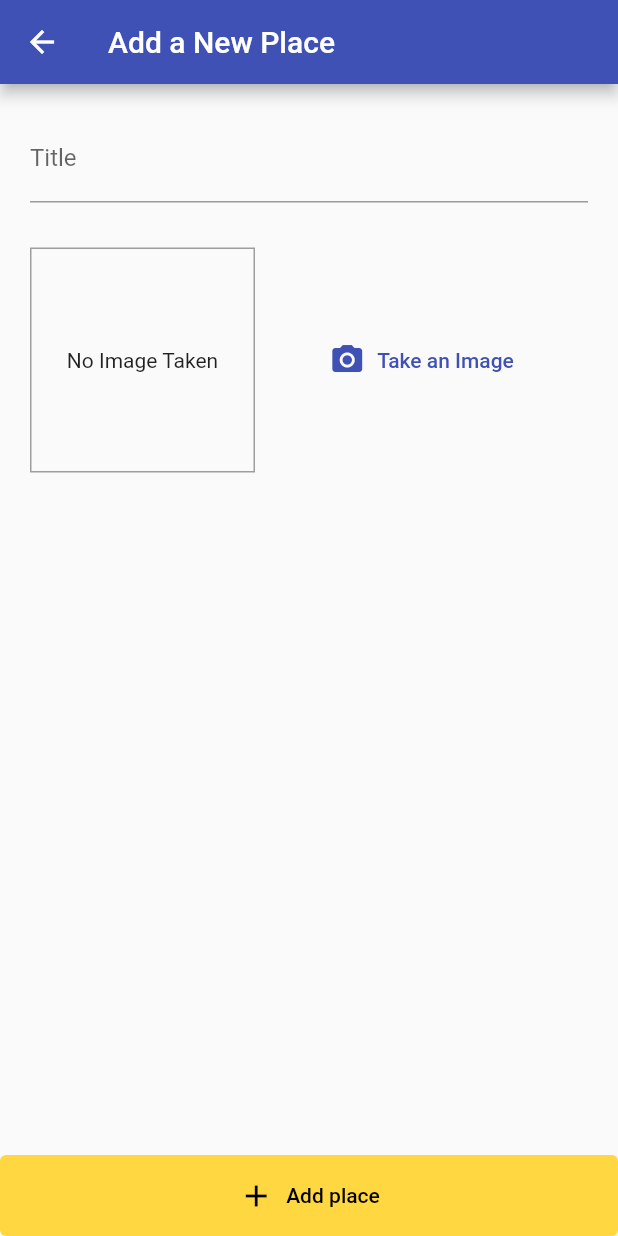
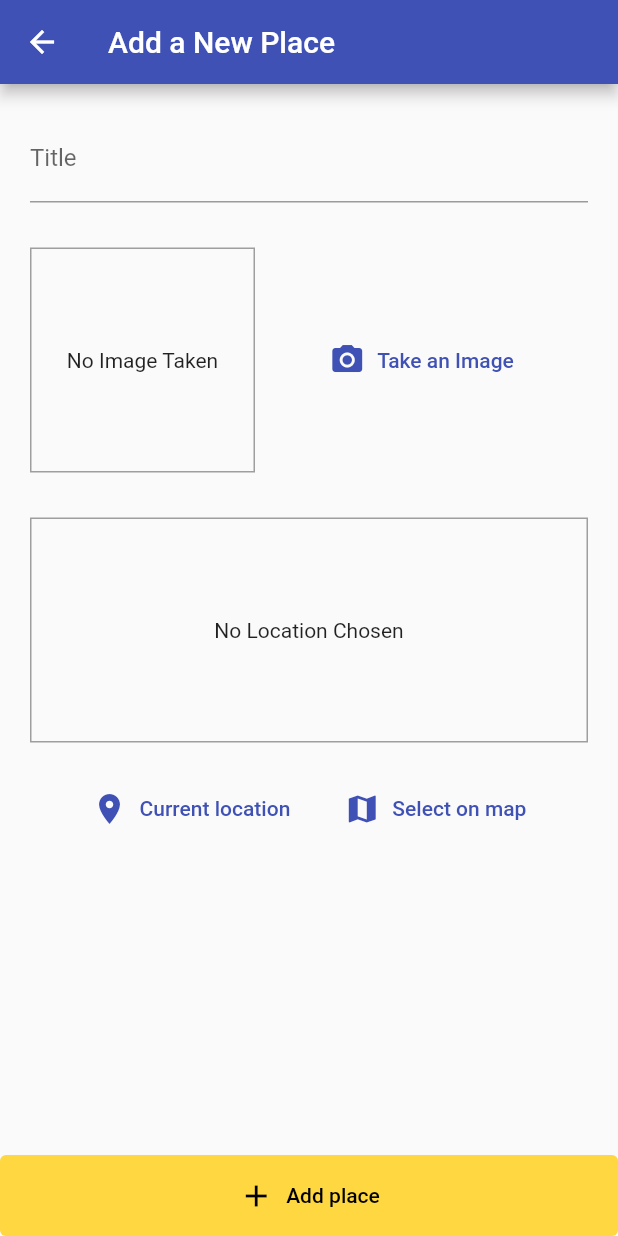
Before and after one commit to jakubjaran/great_places_app, a Flutter app: the AddPlaceScreen screen opened by its route, on a phone screen of 412 x 824 dp. Run offline on Flutter 3.47's test engine with Material 2 defaults, Android fonts, the phone set to English and light mode, and no system bars; our stand-ins replace image_picker, sqflite; accounts and stored records are empty.

Commit message:
Location input ui

```diff
--- a/lib/screens/add_place_screen.dart
+++ b/lib/screens/add_place_screen.dart
@@ -3,8 +3,10 @@ import 'dart:io';
 import 'package:flutter/material.dart';
 import 'package:provider/provider.dart';
 
+import '../providers/places.dart';
+
 import '../widgets/image_input.dart';
-import '../providers/places.dart';
+import '../widgets/location_input.dart';
 
 class AddPlaceScreen extends StatefulWidget {
   static const routeName = '/add-place';
@@ -51,6 +53,8 @@ class _AddPlaceScreenState extends State<AddPlaceScreen> {
                     ),
                     SizedBox(height: 30),
                     ImageInput(_pickImage),
+                    SizedBox(height: 30),
+                    LocationInput(),
                   ],
                 ),
               ),
--- /dev/null
+++ b/lib/widgets/location_input.dart
@@ -0,0 +1,57 @@
+import 'package:flutter/material.dart';
+
+class LocationInput extends StatefulWidget {
+  @override
+  _LocationInputState createState() => _LocationInputState();
+}
+
+class _LocationInputState extends State<LocationInput> {
+  String _mapPreviewImageUrl;
+  @override
+  Widget build(BuildContext context) {
+    return Column(
+      children: [
+        Container(
+          decoration: BoxDecoration(
+            border: Border.all(
+              width: 1,
+              color: Colors.grey,
+            ),
+          ),
+          width: double.infinity,
+          height: 150,
+          alignment: Alignment.center,
+          child: _mapPreviewImageUrl == null
+              ? Text('No Location Chosen')
+              : Image.network(
+                  _mapPreviewImageUrl,
+                  fit: BoxFit.cover,
+                ),
+        ),
+        SizedBox(height: 20),
+        Row(
+          mainAxisAlignment: MainAxisAlignment.center,
+          children: [
+            TextButton.icon(
+              onPressed: () {},
+              icon: Icon(Icons.location_on),
+              label: Text('Current location'),
+              style: TextButton.styleFrom(
+                primary: Theme.of(context).primaryColor,
+              ),
+            ),
+            SizedBox(width: 20),
+            TextButton.icon(
+              onPressed: () {},
+              icon: Icon(Icons.map),
+              label: Text('Select on map'),
+              style: TextButton.styleFrom(
+                primary: Theme.of(context).primaryColor,
+              ),
+            ),
+          ],
+        )
+      ],
+    );
+  }
+}
```
